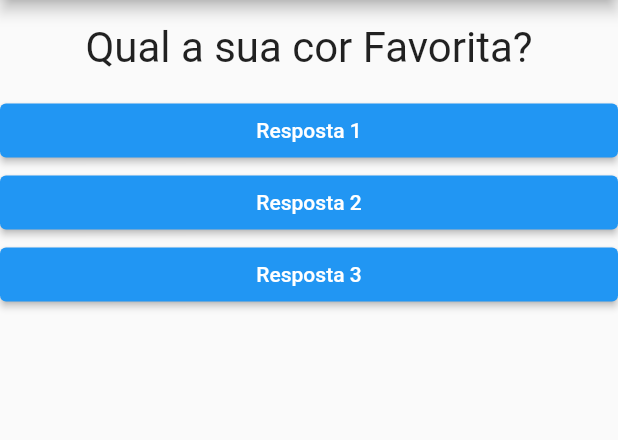
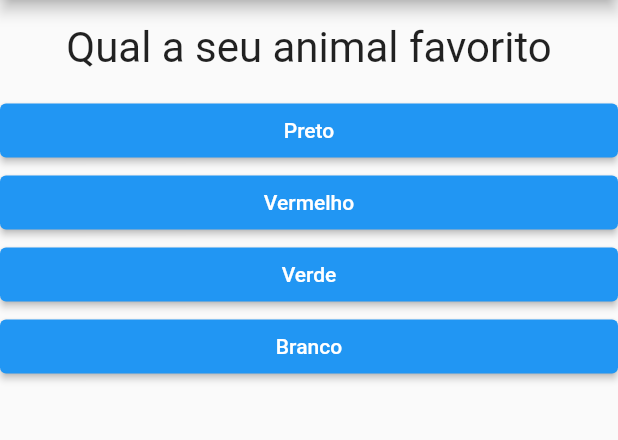
Before and after one commit to thiagoqueiroga/pergunta_app, a Flutter app: the screen it shows after launch, on a phone screen of 412 x 824 dp, the part 84-524 px from its top. Run offline on Flutter 3.47's test engine with Material 2 defaults, Android fonts, the phone set to English and light mode, and no system bars.

Commit message:
Corrigindo bug

```diff
--- a/lib/main.dart
+++ b/lib/main.dart
@@ -2,50 +2,69 @@ import 'package:flutter/material.dart';
 import 'questão.dart';
 import 'resposta.dart';
 
-void main(){
+void main() {
   runApp(const PerguntaApp());
 }
-class _PerguntaAppState extends State <PerguntaApp>{
+
+class _PerguntaAppState extends State<PerguntaApp> {
   var _nPergunta = 0;
-  void _responder(){
-    setState(() {
-      _nPergunta ++;
-    });
+  final List<Map<String, Object>> _perguntas = [
+    {
+      'texto': 'Qual a seu animal favorito',
+      'respostas': ['Preto', 'Vermelho', 'Verde', 'Branco'],
+    },
+    {
+      'texto': 'Qual o seu animal favorito ?',
+      'respostas': ['Coelho', 'Cachorro', 'Gato', 'Leão']
+    },
+    {
+      'texto': 'Qual seu esporte favorito',
+      'respostas': ['Futebol', 'Volei', 'Basquete', 'Tenis']
+    }
+  ];
+  void _responder() {
+    if (temPerguntaSlecionada) {
+      setState(() {
+        _nPergunta++;
+      });
+    }
   }
+
+  bool get temPerguntaSlecionada {
+    return _nPergunta < _perguntas.length;
+  }
+
   @override
-  Widget build(BuildContext context){
-    final perguntas=[
-      'Qual a sua cor Favorita?',
-      'Qual a sua idade ?',
-      'Qual é o seu animal favorito',
-    ];
+  Widget build(BuildContext context) {
+    List<String> respostas = temPerguntaSlecionada
+        ? _perguntas[_nPergunta]['respostas'] as List<String>
+        : [];
+    respostas.map((t) => Resposta(t, _responder)).toList();
     return MaterialApp(
-      home: Scaffold(
-        appBar:AppBar(
-          title: const Center(child: Text('Perguntas'))
-        ),
-        body: Column(
-          children: <Widget>[
-            Questao(perguntas[_nPergunta]),
-            Resposta('Resposta 1',_responder),
-            Resposta("Resposta 2",_responder),
-            Resposta("Resposta 3",_responder),
-          ],
-        ),
-      )
+        home: Scaffold(
+      appBar: AppBar(title: const Center(child: Text('Perguntas'))),
+      body: temPerguntaSlecionada
+          ? Column(
+              children: <Widget>[
+                Questao(_perguntas[_nPergunta]['texto'] as String),
+                ...respostas.map((t) => Resposta(t, _responder)).toList(),
+              ],
+            )
+          : const Center(
+              child: Text('Parabens',
+              style: TextStyle(fontSize: 28),
+            ),
+    ),
+    ),
     );
   }
 }
-class PerguntaApp extends StatefulWidget{
+
+class PerguntaApp extends StatefulWidget {
   const PerguntaApp({super.key});
 
   @override
-  _PerguntaAppState createState(){
+  _PerguntaAppState createState() {
     return _PerguntaAppState();
   }
-
-
-
-
-
 }
--- a/lib/questão.dart
+++ b/lib/questão.dart
@@ -1,18 +1,19 @@
+// ignore: file_names
 import 'package:flutter/material.dart';
 
 class Questao extends StatelessWidget {
   final String texto;
 
-  Questao(this.texto);
+  const Questao(this.texto, {super.key});
 
   @override
   Widget build(BuildContext context) {
     return Container(
       width: double.infinity,
-      margin: EdgeInsets.all(15),
+      margin: const EdgeInsets.all(15),
       child: Text(
         texto,
-        style: TextStyle(fontSize: 28),
+        style: const TextStyle(fontSize: 28),
         textAlign: TextAlign.center,
       ),
     );
```
Also changed, not shown: lib/resposta.dart (+5 -9 lines), 1 other file.
